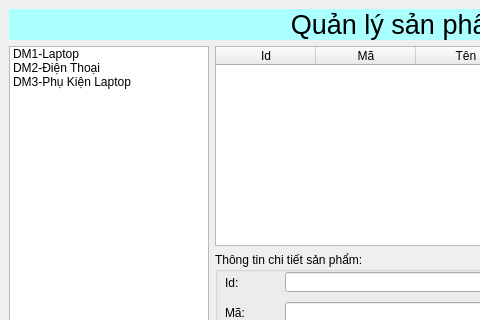
LeeMinNguyeen/ML-in-Business-Analytics, file salemanagement/UI/ProductMainWindow.ui: the form before one commit; both pictures show x 0 to 480 and y 0 to 320 of the 948 by 690 pixel window.
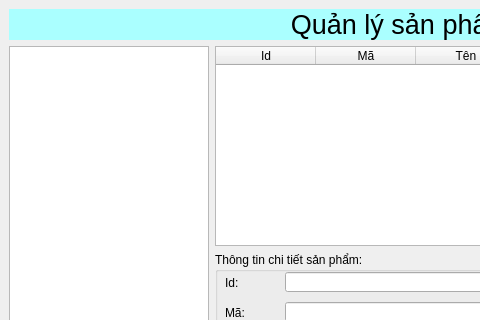
The form after the commit.

The edit to the form file:
```diff
--- a/salemanagement/UI/ProductMainWindow.ui
+++ b/salemanagement/UI/ProductMainWindow.ui
@@ -53,30 +53,6 @@
               <height>16777215</height>
              </size>
             </property>
-            <item>
-             <property name="text">
-              <string>DM1-Laptop</string>
-             </property>
-            </item>
-            <item>
-             <property name="text">
-              <string>DM2-Điện Thoại</string>
-             </property>
-             <property name="foreground">
-              <brush brushstyle="NoBrush">
-               <color alpha="255">
-                <red>255</red>
-                <green>0</green>
-                <blue>0</blue>
-               </color>
-              </brush>
-             </property>
-            </item>
-            <item>
-             <property name="text">
-              <string>DM3-Phụ Kiện Laptop</string>
-             </property>
-            </item>
            </widget>
           </item>
           <item>
```
